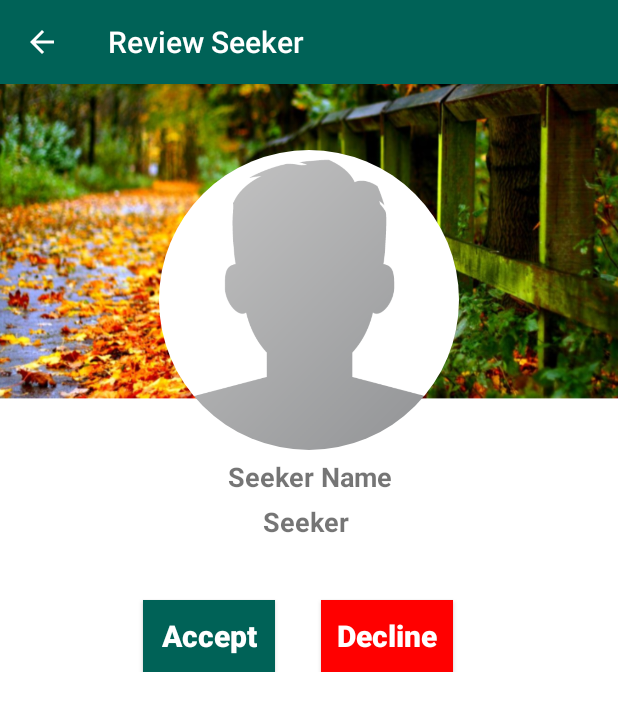
After one commit to ceelogre/HouseHunt, an Android app: the AcceptOrDeclineSeekerActivity screen opened directly, with no data from a screen before it, on a phone screen of 412 x 824 dp. The commit adds this screen. Shown: the top 711 px of the screen. Run offline under Robolectric (Android 15) with nearby library versions, the phone set to English and light mode, and no system bars; our stand-ins replace CircleImageView, Firebase (no records; nobody signed in at launch, a user with empty details on screens opened directly), Picasso; 2 statements that could not run were skipped.

Commit message:
My Final Addition project.

```diff
--- a/app/src/main/AndroidManifest.xml
+++ b/app/src/main/AndroidManifest.xml
@@ -37,6 +37,10 @@
         <activity
             android:name=".Activities.PaymentActivity"
             android:label="@string/title_activity_payment"
+            android:theme="@style/AppTheme" />
+        <activity
+            android:name=".Activities.AcceptOrDeclineSeekerActivity"
+            android:label="@string/title_activity_accept_or_decline_seeker"
             android:theme="@style/AppTheme"></activity>
     </application>
 
--- /dev/null
+++ b/app/src/main/java/com/example/jmugyenyi/mychat/Activities/AcceptOrDeclineSeekerActivity.java
@@ -0,0 +1,102 @@
+package com.example.jmugyenyi.mychat.Activities;
+
+import android.os.Bundle;
+import android.support.annotation.NonNull;
+import android.support.design.widget.FloatingActionButton;
+import android.support.design.widget.Snackbar;
+import android.support.v7.app.AppCompatActivity;
+import android.support.v7.widget.Toolbar;
+import android.view.View;
+import android.widget.TextView;
+import android.widget.Toast;
+
+import com.example.jmugyenyi.mychat.R;
+import com.google.firebase.auth.FirebaseAuth;
+import com.google.firebase.database.DataSnapshot;
+import com.google.firebase.database.DatabaseError;
+import com.google.firebase.database.DatabaseReference;
+import com.google.firebase.database.FirebaseDatabase;
+import com.google.firebase.database.ValueEventListener;
+import com.squareup.picasso.Picasso;
+
+import de.hdodenhof.circleimageview.CircleImageView;
+
+public class AcceptOrDeclineSeekerActivity extends AppCompatActivity {
+
+
+    private TextView seekerName, seekerStatus;
+    private CircleImageView seekerImage;
+
+    private FirebaseAuth mfirebaseAuth;
+    private DatabaseReference databaseReference;
+
+    private String seekerID;
+
+
+    @Override
+    protected void onCreate(Bundle savedInstanceState) {
+        super.onCreate(savedInstanceState);
+        setContentView(R.layout.activity_accept_or_decline_seeker);
+
+
+
+        databaseReference = FirebaseDatabase.getInstance().getReference();
+
+        initializeFields();
+        Toolbar toolbar =  findViewById(R.id.accept_decline_toolbar);
+        setSupportActionBar(toolbar);
+        getSupportActionBar().setDisplayHomeAsUpEnabled(true);
+        getSupportActionBar().setDisplayShowHomeEnabled(true);
+        getSupportActionBar().setTitle("Review Seeker");
+
+        seekerID = getIntent().getExtras().get("Seeker's ID").toString();
+
+        Toast.makeText(this, seekerID, Toast.LENGTH_SHORT).show();
+
+        RetrieveSeekerInfo();
+    }
+
+
+    private void initializeFields() {
+
+        seekerName   = findViewById(R.id.accept_decline_name);
+        seekerStatus = findViewById(R.id.accept_decline_status);
+        seekerImage  = findViewById(R.id.accept_decline_image);
+        //toolbar      = findViewById(R.id.accept_decline_toolbar);
+    }
+
+
+    private void RetrieveSeekerInfo() {
+        databaseReference.child("Users").child(seekerID).addValueEventListener(new ValueEventListener() {
+            @Override
+            public void onDataChange(@NonNull DataSnapshot dataSnapshot) {
+
+                if((dataSnapshot.exists())&&(dataSnapshot.hasChild("name")))
+                {
+                    if(dataSnapshot.hasChild("name")){
+
+                        String retrieveHousename = dataSnapshot.child("name").getValue().toString();
+                        seekerName.setText(retrieveHousename);
+                    }
+                    if(dataSnapshot.hasChild("status")){
+
+                        String retrieveHousename = dataSnapshot.child("status").getValue().toString();
+                        seekerStatus.setText(retrieveHousename);
+                    }
+                    if(dataSnapshot.hasChild("image"))
+                    {
+                        String retrieveImage = dataSnapshot.child("image").getValue().toString();
+                        Picasso.get().load(retrieveImage).into(seekerImage);
+                    }
+                }
+
+            }
+
+            @Override
+            public void onCancelled(@NonNull DatabaseError databaseError) {
+
+            }
+        });
+    }
+
+}
--- a/app/src/main/java/com/example/jmugyenyi/mychat/Activities/PaymentActivity.java
+++ b/app/src/main/java/com/example/jmugyenyi/mychat/Activities/PaymentActivity.java
@@ -33,7 +33,7 @@ public class PaymentActivity extends AppCompatActivity {
             }
         });
 
-        Toolbar toolbar = (Toolbar) findViewById(R.id.payments_toolbar);
+        Toolbar toolbar =  findViewById(R.id.payments_toolbar);
         setSupportActionBar(toolbar);
         getSupportActionBar().setDisplayHomeAsUpEnabled(true);
         getSupportActionBar().setDisplayShowHomeEnabled(true);
--- a/app/src/main/java/com/example/jmugyenyi/mychat/Activities/ViewHouseActivity.java
+++ b/app/src/main/java/com/example/jmugyenyi/mychat/Activities/ViewHouseActivity.java
@@ -49,8 +49,6 @@ public class ViewHouseActivity extends AppCompatActivity {
         joiningHouseID = getIntent().getExtras().get("visit_house_id").toString();
         ownerhouseID = getIntent().getExtras().get("ownerID").toString();
 
-
-        Toast.makeText(this, ownerhouseID, Toast.LENGTH_SHORT).show();
 
         // Method to retrieve House Details
         RetrieveHouseInfo(joiningHouseID);
@@ -107,7 +105,6 @@ public class ViewHouseActivity extends AppCompatActivity {
                             }
                         }
                     }
-
                 }
             }
 
--- a/app/src/main/java/com/example/jmugyenyi/mychat/Fragments/ViewInterestedSeekersFragment.java
+++ b/app/src/main/java/com/example/jmugyenyi/mychat/Fragments/ViewInterestedSeekersFragment.java
@@ -1,6 +1,7 @@
 package com.example.jmugyenyi.mychat.Fragments;
 
 
+import android.content.Intent;
 import android.os.Bundle;
 import android.support.annotation.NonNull;
 import android.support.v4.app.Fragment;
@@ -12,6 +13,8 @@ import android.view.View;
 import android.view.ViewGroup;
 import android.widget.TextView;
 
+import com.example.jmugyenyi.mychat.Activities.AcceptOrDeclineSeekerActivity;
+import com.example.jmugyenyi.mychat.Activities.PaymentActivity;
 import com.example.jmugyenyi.mychat.R;
 import com.example.jmugyenyi.mychat.model.Interest;
 import com.example.jmugyenyi.mychat.model.User;
@@ -56,47 +59,11 @@ public class ViewInterestedSeekersFragment extends Fragment {
         viewInterestedSeekersFragment= inflater.inflate(R.layout.fragment_view_interested_seekers, container, false);
         mfirebaseAuth = FirebaseAuth.getInstance();
         currentUserID = mfirebaseAuth.getCurrentUser().getUid();
-
-        //userRef = FirebaseDatabase.getInstance().getReference().child("Users");
-
         userRef = FirebaseDatabase.getInstance().getReference().child("Users").child(currentUserID).child("seekers");
         seekersRef = FirebaseDatabase.getInstance().getReference().child("Users");
 
         myRecyclerView = viewInterestedSeekersFragment.findViewById(R.id.view_interested_recycler_list);
         myRecyclerView.setLayoutManager(new LinearLayoutManager(getContext()));
-
-       // Log.d(TAG, "Log is working: ");
-
-//        Query query = FirebaseDatabase.getInstance().getReference().child("Interest").orderByChild("ownerID").equalTo(currentUserID);
-//        query.addListenerForSingleValueEvent(new ValueEventListener() {
-//            @Override
-//            public void onDataChange(DataSnapshot dataSnapshot) {
-//
-//                // dataSnapshot.getChildren();
-//                for (DataSnapshot snap:dataSnapshot.getChildren()) {
-//
-//                    String str1 = snap.getValue().toString().replace("=true","")
-//                            .replaceAll("\\{","")
-//                            .replaceAll("\\}","")
-//                            .replace("houseID=","")
-//                            .replace("seekerID=","")
-//                            .replace("ownerID=","")
-//                            .replace("status=","");
-//                    //Log.d(TAG, "onDataChange: "+str1);
-//                    String str2 []= str1.split(",");
-//                    Interest interest = new Interest(str2[0],str2[1],str2[2],str2[3]);
-//
-//                   // Log.d(TAG, "Interest Test: "+ interest.getSeekerID());
-//                }
-//            }
-//
-//            @Override
-//            public void onCancelled(DatabaseError databaseError) {
-//
-//            }
-//        });
-
-
         return viewInterestedSeekersFragment;
     }
 
@@ -114,7 +81,7 @@ public class ViewInterestedSeekersFragment extends Fragment {
 
         FirebaseRecyclerAdapter<User,FindUsersViewHolder> adapter = new FirebaseRecyclerAdapter<User, FindUsersViewHolder>(options) {
             @Override
-            protected void onBindViewHolder(@NonNull final FindUsersViewHolder holder, int position, @NonNull User model)
+            protected void onBindViewHolder(@NonNull final FindUsersViewHolder holder, final int position, @NonNull User model)
             {
 
                 String seekersIDs = getRef(position).getKey();
@@ -146,6 +113,19 @@ public class ViewInterestedSeekersFragment extends Fragment {
                             holder.userStatus.setText(_profileStatus);
                         }
 
+                        holder.itemView.setOnClickListener(new View.OnClickListener() {
+                            @Override
+                            public void onClick(View v) {
+                                String seeker_id = getRef(position).getKey();
+                               // String str = getRef(position).getRoot().child("House").child(visit_house_id).toString();
+
+                                Intent acceptOrDeclineIntent = new Intent(getActivity(), AcceptOrDeclineSeekerActivity.class);
+                                acceptOrDeclineIntent.putExtra("Seeker's ID", seeker_id);
+                                startActivity(acceptOrDeclineIntent);
+
+                            }
+                        });
+
                     }
 
                     @Override
@@ -153,11 +133,6 @@ public class ViewInterestedSeekersFragment extends Fragment {
 
                     }
                 });
-
-//                holder.userName.setText(model.getName());
-//                holder.userStatus.setText(model.getStatus());
-//                Picasso.get().load(model.getImage()).placeholder(R.drawable.profile_image).into(holder.profileImage);
-
 
             }
 
--- /dev/null
+++ b/app/src/main/res/drawable/button_red.xml
@@ -0,0 +1,9 @@
+<?xml version="1.0" encoding="utf-8"?>
+<shape xmlns:android="http://schemas.android.com/apk/res/android">
+
+    <solid
+        android:color="@color/colorRedDecline">
+
+    </solid>
+
+</shape>
--- /dev/null
+++ b/app/src/main/res/layout/activity_accept_or_decline_seeker.xml
@@ -0,0 +1,101 @@
+<?xml version="1.0" encoding="utf-8"?>
+<RelativeLayout xmlns:android="http://schemas.android.com/apk/res/android"
+    xmlns:app="http://schemas.android.com/apk/res-auto"
+    xmlns:tools="http://schemas.android.com/tools"
+    android:layout_width="match_parent"
+    android:layout_height="match_parent"
+    android:background="@drawable/profile_activity"
+    tools:context=".Activities.AcceptOrDeclineSeekerActivity">
+    <android.support.design.widget.AppBarLayout
+        android:layout_width="match_parent"
+        android:layout_height="wrap_content"
+        android:theme="@style/AppTheme.AppBarOverlay">
+
+        <android.support.v7.widget.Toolbar
+            android:id="@+id/accept_decline_toolbar"
+            android:layout_width="match_parent"
+            android:layout_height="?attr/actionBarSize"
+            android:background="?attr/colorPrimary"
+            app:popupTheme="@style/AppTheme.PopupOverlay" />
+
+    </android.support.design.widget.AppBarLayout>
+
+    <include layout="@layout/content_accept_or_decline_seeker" />
+
+    <de.hdodenhof.circleimageview.CircleImageView
+        android:id="@+id/accept_decline_image"
+        android:layout_width="200dp"
+        android:layout_height="200dp"
+        android:layout_alignParentTop="true"
+        android:layout_centerHorizontal="true"
+        android:layout_marginTop="100dp"
+        android:src="@drawable/profile_image"/>
+
+    <TextView
+        android:id="@+id/accept_decline_name"
+        android:layout_width="match_parent"
+        android:layout_height="wrap_content"
+        android:text="Seeker Name"
+        android:layout_below="@+id/accept_decline_image"
+        android:layout_marginTop="5dp"
+        android:layout_marginLeft="15dp"
+        android:layout_marginRight="15dp"
+        android:textAllCaps="false"
+        android:textSize="18sp"
+        android:textAlignment="center"
+        android:textStyle="bold"/>
+    <TextView
+        android:id="@+id/accept_decline_status"
+        android:layout_width="match_parent"
+        android:layout_height="wrap_content"
+        android:text="Seeker "
+        android:layout_below="@+id/accept_decline_name"
+        android:layout_marginTop="5dp"
+        android:layout_marginLeft="15dp"
+        android:layout_marginRight="15dp"
+        android:textAllCaps="false"
+        android:textSize="18sp"
+        android:textAlignment="center"
+        android:textStyle="bold"/>
+    <LinearLayout
+        android:id="@+id/accept_decline_linearLayout"
+        android:layout_width="wrap_content"
+        android:layout_height="wrap_content"
+        android:layout_below="@id/accept_decline_status"
+        android:orientation="horizontal"
+        android:layout_marginLeft="80dp"
+        android:paddingTop="30dp">
+        <Button
+            android:id="@+id/accept_button"
+            android:layout_width="wrap_content"
+            android:layout_height="wrap_content"
+            android:text="Accept"
+            android:textAlignment="center"
+            android:textColor="@android:color/background_light"
+            android:textStyle="bold"
+            android:background="@drawable/button_green"
+            android:layout_marginStart="15dp"
+            android:layout_marginEnd="15dp"
+            android:padding="6dp"
+            android:layout_marginTop="10dp"
+            android:textAllCaps="false"
+            android:textSize="20sp"
+            />
+        <Button
+            android:id="@+id/decline_button"
+            android:layout_width="wrap_content"
+            android:layout_height="wrap_content"
+            android:text="Decline"
+            android:textAlignment="center"
+            android:textColor="@android:color/background_light"
+            android:textStyle="bold"
+            android:background="@drawable/button_red"
+            android:layout_marginStart="15dp"
+            android:layout_marginEnd="15dp"
+            android:padding="6dp"
+            android:layout_marginTop="10dp"
+            android:textAllCaps="false"
+            android:textSize="20sp"
+            />
+    </LinearLayout>
+</RelativeLayout>
--- a/app/src/main/res/layout/activity_login.xml
+++ b/app/src/main/res/layout/activity_login.xml
@@ -87,7 +87,7 @@
                 android:textSize="24sp"
                 android:textAllCaps="false"
                 android:textColor="@android:color/background_light"
-                android:background="@drawable/buttons"/>
+                android:background="@drawable/button_green"/>
             <TextView
                 android:id="@+id/need_new_account_link"
                 android:layout_width="match_parent"
@@ -130,7 +130,7 @@
                 android:textSize="14sp"
                 android:textAllCaps="false"
                 android:textColor="@android:color/background_light"
-                android:background="@drawable/buttons"
+                android:background="@drawable/button_green"
                 android:drawableStart="@drawable/phone"/>
         </RelativeLayout>
     </ScrollView>
--- a/app/src/main/res/layout/activity_phone_login.xml
+++ b/app/src/main/res/layout/activity_phone_login.xml
@@ -54,7 +54,7 @@
         android:layout_marginStart="17dp"
         android:layout_marginEnd="17dp"
         android:layout_marginTop="4dp"
-        android:background="@drawable/buttons"
+        android:background="@drawable/button_green"
         android:textColor="@android:color/background_light"
         android:textSize="19sp"
         android:textStyle="bold"
@@ -71,7 +71,7 @@
         android:layout_marginStart="17dp"
         android:layout_marginEnd="17dp"
         android:layout_marginTop="1dp"
-        android:background="@drawable/buttons"
+        android:background="@drawable/button_green"
         android:textColor="@android:color/background_light"
         android:textSize="19sp"
         android:textStyle="bold"
--- a/app/src/main/res/layout/activity_register.xml
+++ b/app/src/main/res/layout/activity_register.xml
@@ -73,7 +73,7 @@
                 android:textSize="24sp"
                 android:textAllCaps="false"
                 android:textColor="@android:color/background_light"
-                android:background="@drawable/buttons"/>
+                android:background="@drawable/button_green"/>
             <TextView
                 android:id="@+id/already_have_account_link"
                 android:layout_width="match_parent"
--- a/app/src/main/res/layout/activity_settings.xml
+++ b/app/src/main/res/layout/activity_settings.xml
@@ -82,7 +82,7 @@
         android:textAlignment="center"
         android:textColor="@android:color/background_light"
         android:textStyle="bold"
-        android:background="@drawable/buttons"
+        android:background="@drawable/button_green"
         android:layout_marginStart="15dp"
         android:layout_marginEnd="15dp"
         android:padding="6dp"
--- /dev/null
+++ b/app/src/main/res/layout/content_accept_or_decline_seeker.xml
@@ -0,0 +1,11 @@
+<?xml version="1.0" encoding="utf-8"?>
+<android.support.constraint.ConstraintLayout xmlns:android="http://schemas.android.com/apk/res/android"
+    xmlns:app="http://schemas.android.com/apk/res-auto"
+    xmlns:tools="http://schemas.android.com/tools"
+    android:layout_width="match_parent"
+    android:layout_height="match_parent"
+    app:layout_behavior="@string/appbar_scrolling_view_behavior"
+    tools:context=".Activities.AcceptOrDeclineSeekerActivity"
+    tools:showIn="@layout/activity_accept_or_decline_seeker">
+
+</android.support.constraint.ConstraintLayout>
--- a/app/src/main/res/layout/fragment_post_ahouse.xml
+++ b/app/src/main/res/layout/fragment_post_ahouse.xml
@@ -26,7 +26,7 @@
             android:textAlignment="center"
             android:textColor="@android:color/background_light"
             android:textStyle="bold"
-            android:background="@drawable/buttons"
+            android:background="@drawable/button_green"
             android:layout_marginStart="55dp"
             android:layout_marginEnd="15dp"
             android:padding="6dp"
@@ -45,7 +45,7 @@
             android:textAlignment="center"
             android:textColor="@android:color/background_light"
             android:textStyle="bold"
-            android:background="@drawable/buttons"
+            android:background="@drawable/button_green"
             android:layout_marginStart="15dp"
             android:layout_marginEnd="15dp"
             android:padding="6dp"
@@ -209,7 +209,7 @@
                android:textAlignment="center"
                android:textColor="@android:color/background_light"
                android:textStyle="bold"
-               android:background="@drawable/buttons"
+               android:background="@drawable/button_green"
                android:layout_marginStart="45dp"
                android:layout_marginEnd="15dp"
                android:padding="6dp"
@@ -229,7 +229,7 @@
            android:layout_marginTop="6dp"
            android:layout_marginEnd="15dp"
            android:layout_marginRight="1dp"
-           android:background="@drawable/buttons"
+           android:background="@drawable/button_green"
            android:inputType="textImeMultiLine"
            android:padding="6dp"
            android:text="Save"
--- a/app/src/main/res/values/colors.xml
+++ b/app/src/main/res/values/colors.xml
@@ -3,6 +3,7 @@
     <color name="colorPrimary">#006257</color>
     <color name="colorPrimaryDark">#00504B</color>
     <color name="colorAccent">#E6E6E6</color>
+    <color name="colorRedDecline">#FF0000</color>
 
     <!-- Switch colors -->
     <color name="disable_foreground_grey"> #42221f1f</color>
--- a/app/src/main/res/values/strings.xml
+++ b/app/src/main/res/values/strings.xml
@@ -26,4 +26,5 @@
     <!-- TODO: Remove or change this placeholder text -->
     <string name="hello_blank_fragment">Hello blank fragment</string>
     <string name="title_activity_payment">PaymentActivity</string>
+    <string name="title_activity_accept_or_decline_seeker">AcceptOrDeclineSeekerActivity</string>
 </resources>
```
Also changed, not shown: app/src/main/res/drawable/button_green.xml (renamed from app/src/main/res/drawable/buttons.xml).
